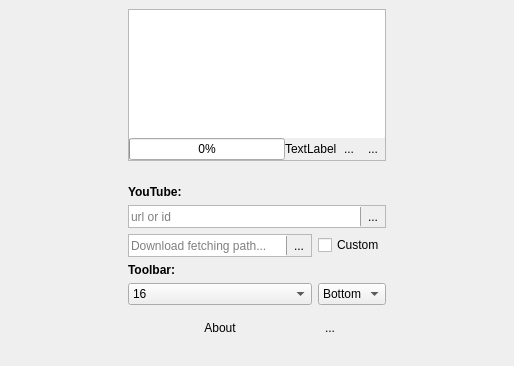
Above: settings.ui from milohr/babe-qt before the change. Below: the same form after it.
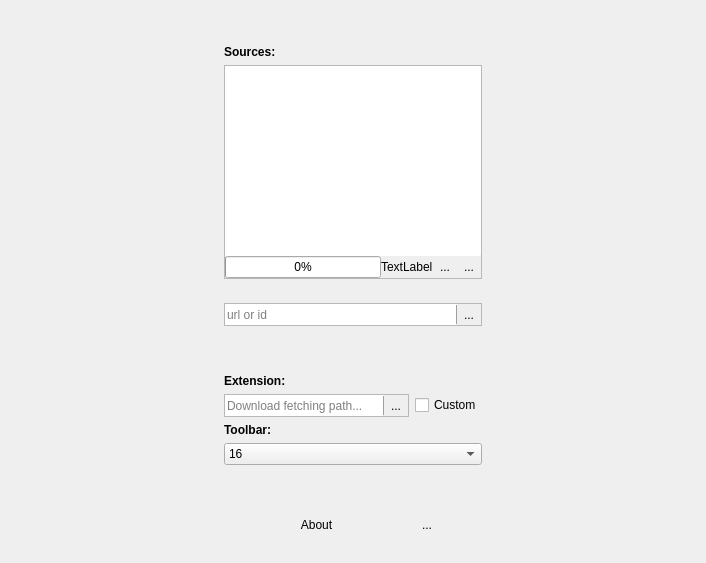
That is the form after the change. Icons and pictures are not drawn.

What changed in the file:
```diff
--- a/settings.ui
+++ b/settings.ui
@@ -12,8 +12,8 @@
    <rect>
     <x>0</x>
     <y>0</y>
-    <width>514</width>
-    <height>366</height>
+    <width>706</width>
+    <height>563</height>
    </rect>
   </property>
   <property name="sizePolicy">
@@ -50,230 +50,7 @@
       <enum>QFrame::Plain</enum>
      </property>
      <layout class="QGridLayout" name="gridLayout_2">
-      <item row="6" column="1" colspan="3">
-       <widget class="QFrame" name="frame_7">
-        <property name="frameShape">
-         <enum>QFrame::StyledPanel</enum>
-        </property>
-        <property name="frameShadow">
-         <enum>QFrame::Raised</enum>
-        </property>
-        <layout class="QHBoxLayout" name="horizontalLayout_2">
-         <property name="spacing">
-          <number>0</number>
-         </property>
-         <property name="leftMargin">
-          <number>0</number>
-         </property>
-         <property name="topMargin">
-          <number>0</number>
-         </property>
-         <property name="rightMargin">
-          <number>0</number>
-         </property>
-         <property name="bottomMargin">
-          <number>0</number>
-         </property>
-         <item>
-          <widget class="QLineEdit" name="fetch">
-           <property name="sizePolicy">
-            <sizepolicy hsizetype="Expanding" vsizetype="MinimumExpanding">
-             <horstretch>0</horstretch>
-             <verstretch>0</verstretch>
-            </sizepolicy>
-           </property>
-           <property name="frame">
-            <bool>false</bool>
-           </property>
-           <property name="placeholderText">
-            <string>url or id</string>
-           </property>
-          </widget>
-         </item>
-         <item>
-          <widget class="QFrame" name="frame_8">
-           <property name="maximumSize">
-            <size>
-             <width>1</width>
-             <height>16777215</height>
-            </size>
-           </property>
-           <property name="frameShape">
-            <enum>QFrame::VLine</enum>
-           </property>
-           <property name="frameShadow">
-            <enum>QFrame::Raised</enum>
-           </property>
-          </widget>
-         </item>
-         <item>
-          <widget class="QToolButton" name="fetchBtn">
-           <property name="sizePolicy">
-            <sizepolicy hsizetype="Fixed" vsizetype="Fixed">
-             <horstretch>0</horstretch>
-             <verstretch>0</verstretch>
-            </sizepolicy>
-           </property>
-           <property name="text">
-            <string>...</string>
-           </property>
-           <property name="icon">
-            <iconset theme="kstars_constellationart"/>
-           </property>
-           <property name="autoRaise">
-            <bool>true</bool>
-           </property>
-          </widget>
-         </item>
-        </layout>
-       </widget>
-      </item>
-      <item row="8" column="1">
-       <widget class="QLabel" name="label_3">
-        <property name="styleSheet">
-         <string notr="true">font:bold;</string>
-        </property>
-        <property name="text">
-         <string>Toolbar:</string>
-        </property>
-       </widget>
-      </item>
-      <item row="9" column="3">
-       <widget class="QComboBox" name="comboBox">
-        <item>
-         <property name="text">
-          <string>Bottom</string>
-         </property>
-        </item>
-        <item>
-         <property name="text">
-          <string>Top</string>
-         </property>
-        </item>
-        <item>
-         <property name="text">
-          <string>Left</string>
-         </property>
-        </item>
-        <item>
-         <property name="text">
-          <string>Right</string>
-         </property>
-        </item>
-       </widget>
-      </item>
-      <item row="11" column="3">
-       <widget class="QToolButton" name="debugBtn">
-        <property name="text">
-         <string>...</string>
-        </property>
-        <property name="icon">
-         <iconset theme="tools-report-bug">
-          <normaloff>.</normaloff>.</iconset>
-        </property>
-        <property name="autoRaise">
-         <bool>true</bool>
-        </property>
-       </widget>
-      </item>
-      <item row="5" column="1">
-       <widget class="QLabel" name="label_2">
-        <property name="font">
-         <font>
-          <weight>75</weight>
-          <bold>true</bold>
-         </font>
-        </property>
-        <property name="text">
-         <string>YouTube:</string>
-        </property>
-       </widget>
-      </item>
       <item row="2" column="1" colspan="3">
-       <spacer name="verticalSpacer">
-        <property name="orientation">
-         <enum>Qt::Vertical</enum>
-        </property>
-        <property name="sizeHint" stdset="0">
-         <size>
-          <width>20</width>
-          <height>40</height>
-         </size>
-        </property>
-       </spacer>
-      </item>
-      <item row="1" column="5" rowspan="14">
-       <spacer name="horizontalSpacer_2">
-        <property name="orientation">
-         <enum>Qt::Horizontal</enum>
-        </property>
-        <property name="sizeHint" stdset="0">
-         <size>
-          <width>40</width>
-          <height>20</height>
-         </size>
-        </property>
-       </spacer>
-      </item>
-      <item row="10" column="1" colspan="3">
-       <spacer name="verticalSpacer_2">
-        <property name="orientation">
-         <enum>Qt::Vertical</enum>
-        </property>
-        <property name="sizeHint" stdset="0">
-         <size>
-          <width>20</width>
-          <height>40</height>
-         </size>
-        </property>
-       </spacer>
-      </item>
-      <item row="1" column="0" rowspan="11">
-       <spacer name="horizontalSpacer">
-        <property name="orientation">
-         <enum>Qt::Horizontal</enum>
-        </property>
-        <property name="sizeHint" stdset="0">
-         <size>
-          <width>40</width>
-          <height>20</height>
-         </size>
-        </property>
-       </spacer>
-      </item>
-      <item row="9" column="1" colspan="2">
-       <widget class="QComboBox" name="toolbarIconSize">
-        <item>
-         <property name="text">
-          <string>16</string>
-         </property>
-        </item>
-        <item>
-         <property name="text">
-          <string>22</string>
-         </property>
-        </item>
-        <item>
-         <property name="text">
-          <string>24</string>
-         </property>
-        </item>
-       </widget>
-      </item>
-      <item row="0" column="1" colspan="3">
-       <spacer name="verticalSpacer_3">
-        <property name="orientation">
-         <enum>Qt::Vertical</enum>
-        </property>
-        <property name="sizeHint" stdset="0">
-         <size>
-          <width>20</width>
-          <height>40</height>
-         </size>
-        </property>
-       </spacer>
-      </item>
-      <item row="1" column="1" colspan="3">
        <widget class="QFrame" name="frame_2">
         <property name="frameShape">
          <enum>QFrame::StyledPanel</enum>
@@ -374,27 +151,83 @@
         <zorder>label</zorder>
        </widget>
       </item>
-      <item row="11" column="1" colspan="2">
-       <widget class="QPushButton" name="pushButton">
-        <property name="sizePolicy">
-         <sizepolicy hsizetype="Minimum" vsizetype="Minimum">
-          <horstretch>0</horstretch>
-          <verstretch>0</verstretch>
-         </sizepolicy>
+      <item row="1" column="1">
+       <widget class="QLabel" name="label_2">
+        <property name="font">
+         <font>
+          <weight>75</weight>
+          <bold>true</bold>
+         </font>
         </property>
         <property name="text">
-         <string>About</string>
+         <string>Sources:</string>
+        </property>
+       </widget>
+      </item>
+      <item row="2" column="5" rowspan="15">
+       <spacer name="horizontalSpacer_2">
+        <property name="orientation">
+         <enum>Qt::Horizontal</enum>
+        </property>
+        <property name="sizeHint" stdset="0">
+         <size>
+          <width>40</width>
+          <height>20</height>
+         </size>
+        </property>
+       </spacer>
+      </item>
+      <item row="9" column="3">
+       <widget class="QCheckBox" name="checkBox">
+        <property name="toolTip">
+         <string>Change the default downloads folder to something else...</string>
+        </property>
+        <property name="text">
+         <string>Custom</string>
+        </property>
+       </widget>
+      </item>
+      <item row="12" column="1" colspan="3">
+       <spacer name="verticalSpacer_2">
+        <property name="orientation">
+         <enum>Qt::Vertical</enum>
+        </property>
+        <property name="sizeHint" stdset="0">
+         <size>
+          <width>20</width>
+          <height>40</height>
+         </size>
+        </property>
+       </spacer>
+      </item>
+      <item row="2" column="0" rowspan="12">
+       <spacer name="horizontalSpacer">
+        <property name="orientation">
+         <enum>Qt::Horizontal</enum>
+        </property>
+        <property name="sizeHint" stdset="0">
+         <size>
+          <width>40</width>
+          <height>20</height>
+         </size>
+        </property>
+       </spacer>
+      </item>
+      <item row="13" column="3">
+       <widget class="QToolButton" name="debugBtn">
+        <property name="text">
+         <string>...</string>
         </property>
         <property name="icon">
          <iconset theme="help-about">
           <normaloff>.</normaloff>.</iconset>
         </property>
-        <property name="flat">
+        <property name="autoRaise">
          <bool>true</bool>
         </property>
        </widget>
       </item>
-      <item row="7" column="1" colspan="2">
+      <item row="9" column="1" colspan="2">
        <widget class="QFrame" name="frame_4">
         <property name="toolTip">
          <string>Select your default downloads folder from where the Babe'd songs from Chromium extension will be fetched.</string>
@@ -473,26 +306,182 @@
         </layout>
        </widget>
       </item>
-      <item row="7" column="3">
-       <widget class="QCheckBox" name="checkBox">
-        <property name="toolTip">
-         <string>Change the default downloads folder to something else...</string>
+      <item row="13" column="1" colspan="2">
+       <widget class="QPushButton" name="pushButton">
+        <property name="sizePolicy">
+         <sizepolicy hsizetype="Minimum" vsizetype="Minimum">
+          <horstretch>0</horstretch>
+          <verstretch>0</verstretch>
+         </sizepolicy>
         </property>
         <property name="text">
-         <string>Custom</string>
+         <string>About</string>
         </property>
+        <property name="icon">
+         <iconset theme="help-about">
+          <normaloff>.</normaloff>.</iconset>
+        </property>
+        <property name="flat">
+         <bool>true</bool>
+        </property>
        </widget>
       </item>
-      <item row="3" column="1">
-       <widget class="QFrame" name="frame_6">
+      <item row="10" column="1">
+       <widget class="QLabel" name="label_3">
+        <property name="styleSheet">
+         <string notr="true">font:bold;</string>
+        </property>
+        <property name="text">
+         <string>Toolbar:</string>
+        </property>
+       </widget>
+      </item>
+      <item row="6" column="1" colspan="3">
+       <widget class="QFrame" name="frame_7">
+        <property name="sizePolicy">
+         <sizepolicy hsizetype="Preferred" vsizetype="Fixed">
+          <horstretch>0</horstretch>
+          <verstretch>0</verstretch>
+         </sizepolicy>
+        </property>
         <property name="frameShape">
          <enum>QFrame::StyledPanel</enum>
         </property>
         <property name="frameShadow">
          <enum>QFrame::Raised</enum>
         </property>
+        <layout class="QHBoxLayout" name="horizontalLayout_2">
+         <property name="spacing">
+          <number>0</number>
+         </property>
+         <property name="leftMargin">
+          <number>0</number>
+         </property>
+         <property name="topMargin">
+          <number>0</number>
+         </property>
+         <property name="rightMargin">
+          <number>0</number>
+         </property>
+         <property name="bottomMargin">
+          <number>0</number>
+         </property>
+         <item>
+          <widget class="QLineEdit" name="fetch">
+           <property name="sizePolicy">
+            <sizepolicy hsizetype="Expanding" vsizetype="Minimum">
+             <horstretch>0</horstretch>
+             <verstretch>0</verstretch>
+            </sizepolicy>
+           </property>
+           <property name="frame">
+            <bool>false</bool>
+           </property>
+           <property name="placeholderText">
+            <string>url or id</string>
+           </property>
+          </widget>
+         </item>
+         <item>
+          <widget class="QFrame" name="frame_8">
+           <property name="maximumSize">
+            <size>
+             <width>1</width>
+             <height>16777215</height>
+            </size>
+           </property>
+           <property name="frameShape">
+            <enum>QFrame::VLine</enum>
+           </property>
+           <property name="frameShadow">
+            <enum>QFrame::Raised</enum>
+           </property>
+          </widget>
+         </item>
+         <item>
+          <widget class="QToolButton" name="fetchBtn">
+           <property name="sizePolicy">
+            <sizepolicy hsizetype="Fixed" vsizetype="Fixed">
+             <horstretch>0</horstretch>
+             <verstretch>0</verstretch>
+            </sizepolicy>
+           </property>
+           <property name="toolTip">
+            <string>Fetch track from url or id...</string>
+           </property>
+           <property name="text">
+            <string>...</string>
+           </property>
+           <property name="icon">
+            <iconset theme="kstars_constellationart">
+             <normaloff>.</normaloff>.</iconset>
+           </property>
+           <property name="autoRaise">
+            <bool>true</bool>
+           </property>
+          </widget>
+         </item>
+        </layout>
        </widget>
       </item>
+      <item row="0" column="1" colspan="3">
+       <spacer name="verticalSpacer_3">
+        <property name="orientation">
+         <enum>Qt::Vertical</enum>
+        </property>
+        <property name="sizeHint" stdset="0">
+         <size>
+          <width>20</width>
+          <height>40</height>
+         </size>
+        </property>
+       </spacer>
+      </item>
+      <item row="11" column="1" colspan="3">
+       <widget class="QComboBox" name="toolbarIconSize">
+        <item>
+         <property name="text">
+          <string>16</string>
+         </property>
+        </item>
+        <item>
+         <property name="text">
+          <string>22</string>
+         </property>
+        </item>
+        <item>
+         <property name="text">
+          <string>24</string>
+         </property>
+        </item>
+       </widget>
+      </item>
+      <item row="8" column="1">
+       <widget class="QLabel" name="label_4">
+        <property name="font">
+         <font>
+          <weight>75</weight>
+          <bold>true</bold>
+         </font>
+        </property>
+        <property name="text">
+         <string>Extension:</string>
+        </property>
+       </widget>
+      </item>
+      <item row="7" column="1" colspan="3">
+       <spacer name="verticalSpacer">
+        <property name="orientation">
+         <enum>Qt::Vertical</enum>
+        </property>
+        <property name="sizeHint" stdset="0">
+         <size>
+          <width>20</width>
+          <height>40</height>
+         </size>
+        </property>
+       </spacer>
+      </item>
      </layout>
     </widget>
    </item>
```
Left out of the diff: 36 changed lines with no effect on the pictures.
